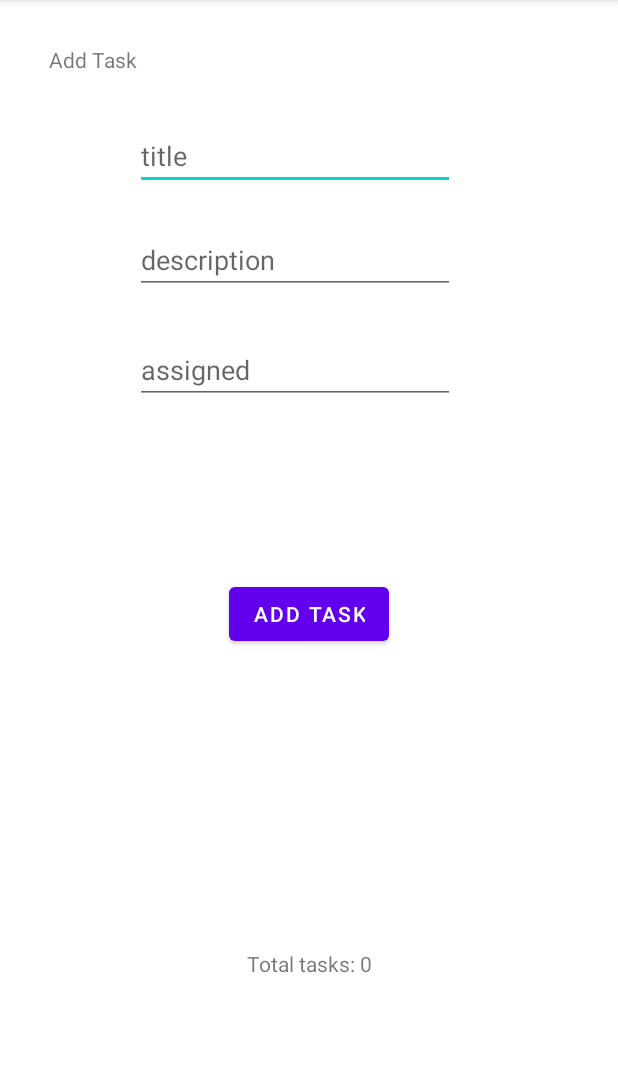
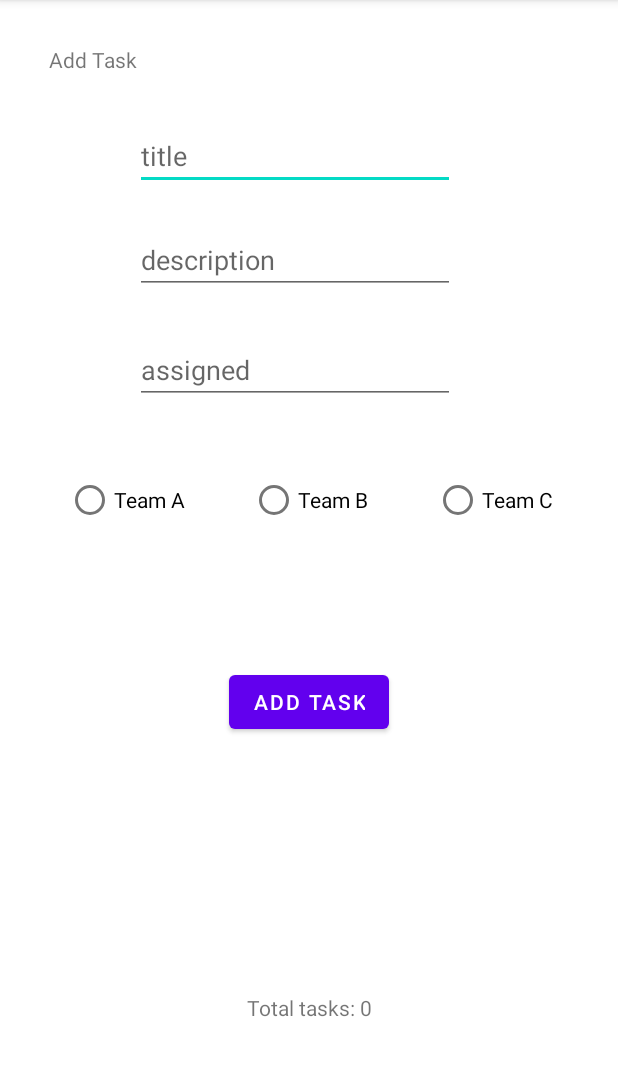
Before and after one commit to GoldenDog190/taskmaster, an Android app: the AddTask screen opened directly, with no data from a screen before it, on a phone screen of 412 x 824 dp, the part 84-1160 px from its top. Run offline under Robolectric (Android 15) with nearby library versions, the phone set to English and light mode, and no system bars; our stand-ins replace Room's generated code; libraries missing offline, so code that uses them is left out: com.amplifyframework.api, com.amplifyframework.core.

Commit message:
added daily log to README.md, added radio buttons to add task form, added a team name feature to form on the settings page

```diff
--- a/app/src/main/res/layout/activity_add_task.xml
+++ b/app/src/main/res/layout/activity_add_task.xml
@@ -23,6 +23,7 @@
         android:layout_width="wrap_content"
         android:layout_height="wrap_content"
         android:layout_marginTop="32dp"
+        android:autofillHints=""
         android:ems="10"
         android:hint="@string/title"
         android:inputType="textPersonName"
@@ -30,22 +31,21 @@
         app:layout_constraintEnd_toEndOf="@+id/editTextTextTaskDescription"
         app:layout_constraintHorizontal_bias="0.0"
         app:layout_constraintStart_toStartOf="@+id/editTextTextTaskDescription"
-        app:layout_constraintTop_toBottomOf="@+id/textView2"
-        android:autofillHints="" />
+        app:layout_constraintTop_toBottomOf="@+id/textView2" />
 
     <EditText
         android:id="@+id/editTextTextTaskDescription"
         android:layout_width="wrap_content"
         android:layout_height="wrap_content"
         android:layout_marginTop="24dp"
+        android:autofillHints=""
         android:ems="10"
         android:hint="@string/description"
         android:inputType="textPersonName"
         app:layout_constraintEnd_toEndOf="parent"
         app:layout_constraintHorizontal_bias="0.452"
         app:layout_constraintStart_toStartOf="parent"
-        app:layout_constraintTop_toBottomOf="@+id/editTextTextTaskTitle"
-        android:autofillHints="" />
+        app:layout_constraintTop_toBottomOf="@+id/editTextTextTaskTitle" />
 
     <Button
         android:id="@+id/TaskButton"
@@ -55,7 +55,7 @@
         app:layout_constraintBottom_toTopOf="@+id/textView3"
         app:layout_constraintEnd_toEndOf="parent"
         app:layout_constraintStart_toStartOf="parent"
-        app:layout_constraintTop_toBottomOf="@+id/editTextTextAssigned" />
+        app:layout_constraintTop_toBottomOf="@+id/radioButton2" />
 
     <TextView
         android:id="@+id/textView3"
@@ -74,13 +74,46 @@
         android:layout_width="wrap_content"
         android:layout_height="wrap_content"
         android:layout_marginTop="28dp"
+        android:autofillHints=""
         android:ems="10"
         android:hint="@string/assigned"
         android:inputType="textPersonName"
         app:layout_constraintEnd_toEndOf="@+id/editTextTextTaskDescription"
         app:layout_constraintHorizontal_bias="0.0"
         app:layout_constraintStart_toStartOf="@+id/editTextTextTaskDescription"
-        app:layout_constraintTop_toBottomOf="@+id/editTextTextTaskDescription"
-        android:autofillHints="" />
+        app:layout_constraintTop_toBottomOf="@+id/editTextTextTaskDescription" />
+
+    <RadioButton
+        android:id="@+id/radioButton"
+        android:layout_width="wrap_content"
+        android:layout_height="wrap_content"
+        android:layout_marginTop="40dp"
+        android:text="@string/team_a"
+        app:layout_constraintEnd_toStartOf="@+id/radioButton2"
+        app:layout_constraintHorizontal_bias="0.5"
+        app:layout_constraintStart_toStartOf="parent"
+        app:layout_constraintTop_toBottomOf="@+id/editTextTextAssigned" />
+
+    <RadioButton
+        android:id="@+id/radioButton2"
+        android:layout_width="wrap_content"
+        android:layout_height="wrap_content"
+        android:layout_marginTop="40dp"
+        android:text="@string/team_b"
+        app:layout_constraintEnd_toStartOf="@+id/radioButton3"
+        app:layout_constraintHorizontal_bias="0.5"
+        app:layout_constraintStart_toEndOf="@+id/radioButton"
+        app:layout_constraintTop_toBottomOf="@+id/editTextTextAssigned" />
+
+    <RadioButton
+        android:id="@+id/radioButton3"
+        android:layout_width="wrap_content"
+        android:layout_height="wrap_content"
+        android:layout_marginTop="40dp"
+        android:text="@string/team_c"
+        app:layout_constraintEnd_toEndOf="parent"
+        app:layout_constraintHorizontal_bias="0.5"
+        app:layout_constraintStart_toEndOf="@+id/radioButton2"
+        app:layout_constraintTop_toBottomOf="@+id/editTextTextAssigned" />
 
 </androidx.constraintlayout.widget.ConstraintLayout>
--- a/app/src/main/res/values/strings.xml
+++ b/app/src/main/res/values/strings.xml
@@ -31,4 +31,9 @@
     <string name="total_tasks_0">Total tasks: 0</string>
     <string name="assigned">assigned</string>
     <string name="home">home</string>
+    <string name="team_name">Team Name</string>
+    <string name="team_c">Team C</string>
+    <string name="radiobutton">RadioButton</string>
+    <string name="team_b">Team B</string>
+    <string name="team_a">Team A</string>
 </resources>
```
Also changed, not shown: app/src/main/res/layout/activity_settings.xml (+18 -4 lines), 1 other file.
